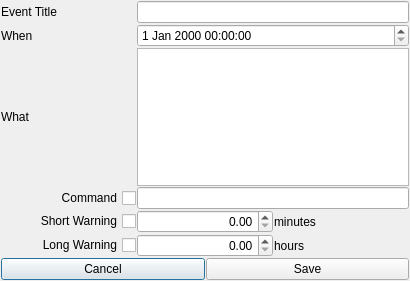
This is ui/item-edit.ui in berndhs/souffleur as Qt 5 draws it before an edit. The edited form follows.
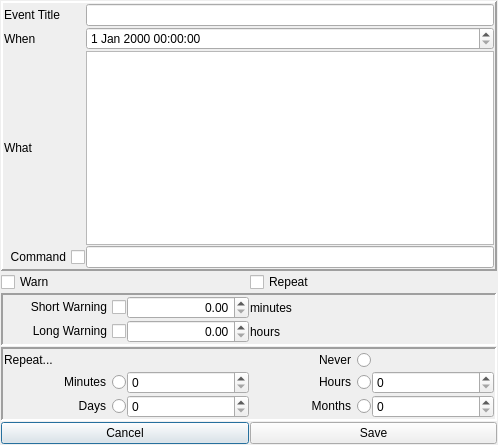
This is the edited form. Icons and pictures are not drawn.

```diff
--- a/ui/item-edit.ui
+++ b/ui/item-edit.ui
@@ -6,8 +6,8 @@
    <rect>
     <x>0</x>
     <y>0</y>
-    <width>410</width>
-    <height>281</height>
+    <width>498</width>
+    <height>445</height>
    </rect>
   </property>
   <property name="sizePolicy">
@@ -29,7 +29,19 @@
    <iconset resource="../sched.qrc">
     <normaloff>:/souffleur.png</normaloff>:/souffleur.png</iconset>
   </property>
-  <layout class="QGridLayout" name="gridLayout">
+  <layout class="QGridLayout" name="gridLayout_4">
+   <item row="0" column="0" colspan="2">
+    <widget class="QFrame" name="eventFrame">
+     <property name="frameShape">
+      <enum>QFrame::Panel</enum>
+     </property>
+     <property name="frameShadow">
+      <enum>QFrame::Raised</enum>
+     </property>
+     <property name="lineWidth">
+      <number>2</number>
+     </property>
+     <layout class="QGridLayout" name="gridLayout_3">
    <item row="0" column="0">
     <widget class="QLabel" name="eventTitleLabel">
      <property name="layoutDirection">
@@ -40,7 +52,7 @@
      </property>
     </widget>
    </item>
-   <item row="0" column="1" colspan="2">
+      <item row="0" column="1">
     <widget class="QLineEdit" name="titleEdit"/>
    </item>
    <item row="1" column="0">
@@ -53,7 +65,7 @@
      </property>
     </widget>
    </item>
-   <item row="1" column="1" colspan="2">
+      <item row="1" column="1">
     <widget class="QDateTimeEdit" name="whenEdit"/>
    </item>
    <item row="2" column="0">
@@ -69,6 +81,9 @@
      </property>
     </widget>
    </item>
+      <item row="2" column="1">
+       <widget class="QPlainTextEdit" name="whatEdit"/>
+      </item>
    <item row="3" column="0">
     <widget class="QCheckBox" name="shellCheck">
      <property name="layoutDirection">
@@ -79,10 +94,43 @@
      </property>
     </widget>
    </item>
-   <item row="3" column="1" colspan="2">
+      <item row="3" column="1">
     <widget class="QLineEdit" name="shellEdit"/>
    </item>
-   <item row="4" column="0">
+     </layout>
+    </widget>
+   </item>
+   <item row="1" column="0" colspan="2">
+    <layout class="QHBoxLayout" name="horizontalLayout">
+     <item>
+      <widget class="QCheckBox" name="warnCheck">
+       <property name="text">
+        <string>Warn</string>
+       </property>
+      </widget>
+     </item>
+     <item>
+      <widget class="QCheckBox" name="repeatCheck">
+       <property name="text">
+        <string>Repeat</string>
+       </property>
+      </widget>
+     </item>
+    </layout>
+   </item>
+   <item row="2" column="0" colspan="2">
+    <widget class="QFrame" name="warningFrame">
+     <property name="frameShape">
+      <enum>QFrame::Panel</enum>
+     </property>
+     <property name="frameShadow">
+      <enum>QFrame::Sunken</enum>
+     </property>
+     <property name="lineWidth">
+      <number>2</number>
+     </property>
+     <layout class="QGridLayout" name="gridLayout_2">
+      <item row="0" column="0">
     <widget class="QCheckBox" name="shortCheck">
      <property name="layoutDirection">
       <enum>Qt::RightToLeft</enum>
@@ -92,21 +140,21 @@
      </property>
     </widget>
    </item>
-   <item row="4" column="1">
+      <item row="0" column="1">
     <widget class="QDoubleSpinBox" name="shortMinutes">
      <property name="alignment">
       <set>Qt::AlignRight|Qt::AlignTrailing|Qt::AlignVCenter</set>
      </property>
     </widget>
    </item>
-   <item row="4" column="2">
+      <item row="0" column="2" colspan="2">
     <widget class="QLabel" name="label_2">
      <property name="text">
       <string>minutes</string>
      </property>
     </widget>
    </item>
-   <item row="5" column="0">
+      <item row="1" column="0">
     <widget class="QCheckBox" name="longCheck">
      <property name="layoutDirection">
       <enum>Qt::RightToLeft</enum>
@@ -116,30 +164,134 @@
      </property>
     </widget>
    </item>
-   <item row="5" column="1">
+      <item row="1" column="1">
     <widget class="QDoubleSpinBox" name="longHours">
      <property name="alignment">
       <set>Qt::AlignRight|Qt::AlignTrailing|Qt::AlignVCenter</set>
      </property>
     </widget>
    </item>
-   <item row="5" column="2">
+      <item row="1" column="2">
     <widget class="QLabel" name="label_3">
      <property name="text">
       <string>hours</string>
      </property>
     </widget>
    </item>
-   <item row="6" column="0" colspan="3">
-    <layout class="QHBoxLayout" name="horizontalLayout">
-     <item>
+     </layout>
+    </widget>
+   </item>
+   <item row="3" column="0" colspan="2">
+    <widget class="QFrame" name="repeatFrame">
+     <property name="frameShape">
+      <enum>QFrame::Panel</enum>
+     </property>
+     <property name="frameShadow">
+      <enum>QFrame::Sunken</enum>
+     </property>
+     <property name="lineWidth">
+      <number>2</number>
+     </property>
+     <layout class="QGridLayout" name="gridLayout">
+      <item row="3" column="0">
+       <widget class="QRadioButton" name="minCheck">
+        <property name="layoutDirection">
+         <enum>Qt::RightToLeft</enum>
+        </property>
+        <property name="text">
+         <string>Minutes</string>
+        </property>
+        <attribute name="buttonGroup">
+         <string>repeatGroup</string>
+        </attribute>
+       </widget>
+      </item>
+      <item row="3" column="1">
+       <widget class="QSpinBox" name="repeatMins"/>
+      </item>
+      <item row="4" column="0">
+       <widget class="QRadioButton" name="dayCheck">
+        <property name="layoutDirection">
+         <enum>Qt::RightToLeft</enum>
+        </property>
+        <property name="text">
+         <string>Days</string>
+        </property>
+        <attribute name="buttonGroup">
+         <string>repeatGroup</string>
+        </attribute>
+       </widget>
+      </item>
+      <item row="4" column="1">
+       <widget class="QSpinBox" name="repeatDays"/>
+      </item>
+      <item row="3" column="2">
+       <widget class="QRadioButton" name="hourCheck">
+        <property name="layoutDirection">
+         <enum>Qt::RightToLeft</enum>
+        </property>
+        <property name="text">
+         <string>Hours</string>
+        </property>
+        <attribute name="buttonGroup">
+         <string>repeatGroup</string>
+        </attribute>
+       </widget>
+      </item>
+      <item row="4" column="2">
+       <widget class="QRadioButton" name="monthCheck">
+        <property name="layoutDirection">
+         <enum>Qt::RightToLeft</enum>
+        </property>
+        <property name="text">
+         <string>Months</string>
+        </property>
+        <attribute name="buttonGroup">
+         <string>repeatGroup</string>
+        </attribute>
+       </widget>
+      </item>
+      <item row="3" column="3">
+       <widget class="QSpinBox" name="repeatHours">
+        <property name="layoutDirection">
+         <enum>Qt::LeftToRight</enum>
+        </property>
+       </widget>
+      </item>
+      <item row="4" column="3">
+       <widget class="QSpinBox" name="repeatMonths"/>
+      </item>
+      <item row="0" column="0">
+       <widget class="QLabel" name="label_4">
+        <property name="text">
+         <string>Repeat...</string>
+        </property>
+       </widget>
+      </item>
+      <item row="0" column="2">
+       <widget class="QRadioButton" name="norepeatCheck">
+        <property name="layoutDirection">
+         <enum>Qt::RightToLeft</enum>
+        </property>
+        <property name="text">
+         <string>Never</string>
+        </property>
+        <attribute name="buttonGroup">
+         <string>repeatGroup</string>
+        </attribute>
+       </widget>
+      </item>
+     </layout>
+    </widget>
+   </item>
+   <item row="4" column="0">
       <widget class="QPushButton" name="cancelButton">
        <property name="text">
         <string>Cancel</string>
        </property>
       </widget>
      </item>
-     <item>
+   <item row="4" column="1">
       <widget class="QPushButton" name="saveButton">
        <property name="text">
         <string>Save</string>
@@ -147,11 +299,6 @@
       </widget>
      </item>
     </layout>
-   </item>
-   <item row="2" column="1" colspan="2">
-    <widget class="QPlainTextEdit" name="whatEdit"/>
-   </item>
-  </layout>
  </widget>
  <layoutdefault spacing="1" margin="1"/>
  <resources>
```
Left out of the diff: 3 changed lines with no effect on the pictures. Lines whose indentation alone changed are shown as unchanged.
